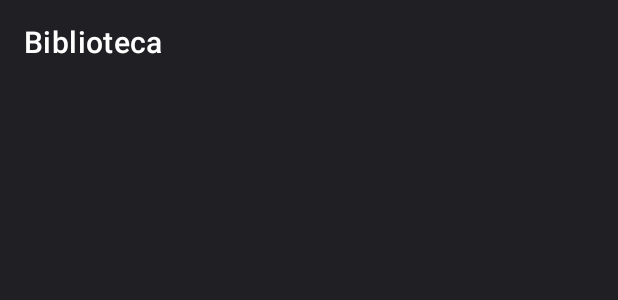
After one commit to zaidoskate/DaztlMobile, an Android app: the layout activity_library.xml on its own in the app's theme, with its tools: preview values and no code run, on a phone screen of 412 x 824 dp. The commit adds this screen. Shown: the top 300 px of the screen. Run offline under Robolectric (Android 15) with nearby library versions, the phone set to English and light mode, and no system bars.

Commit message:
mostrar playlists en biblioteca listo, redirecciona a detalle

```diff
--- a/app/src/main/AndroidManifest.xml
+++ b/app/src/main/AndroidManifest.xml
@@ -27,6 +27,7 @@
         <activity android:name=".activities.HomeActivity" />
         <activity android:name=".activities.ProfileActivity" />
         <activity android:name=".activities.PlaylistDetailActivity" />
+        <activity android:name=".activities.LibraryActivity" />
 
         <service android:name=".services.MusicPlaybackService" />
     </application>
--- /dev/null
+++ b/app/src/main/res/layout/activity_library.xml
@@ -0,0 +1,26 @@
+<?xml version="1.0" encoding="utf-8"?>
+<androidx.coordinatorlayout.widget.CoordinatorLayout
+    xmlns:android="http://schemas.android.com/apk/res/android"
+    xmlns:app="http://schemas.android.com/apk/res-auto"
+    android:layout_width="match_parent"
+    android:layout_height="match_parent"
+    android:background="@color/bg_dark">
+
+    <com.google.android.material.appbar.MaterialToolbar
+        android:id="@+id/libraryToolbar"
+        android:layout_width="match_parent"
+        android:layout_height="56dp"
+        android:background="@color/bg_dark"
+        app:title="Biblioteca"
+        app:titleTextColor="@color/text_white" />
+
+    <androidx.recyclerview.widget.RecyclerView
+        android:id="@+id/rvPlaylists"
+        android:layout_width="match_parent"
+        android:layout_height="match_parent"
+        android:layout_marginTop="56dp"
+        android:padding="16dp"
+        android:clipToPadding="false"
+        android:scrollbars="vertical"/>
+
+</androidx.coordinatorlayout.widget.CoordinatorLayout>
```
Also changed, not shown: app/src/main/java/com/example/daztlmobile/activities/HomeActivity.java (+7 -1 lines), app/src/main/java/com/example/daztlmobile/activities/LibraryActivity.java (added, +101 -0 lines), app/src/main/java/com/example/daztlmobile/adapters/PlaylistAdapter.java (added, +60 -0 lines), app/src/main/res/layout/item_playlist.xml (added, +14 -0 lines), 1 other file.
